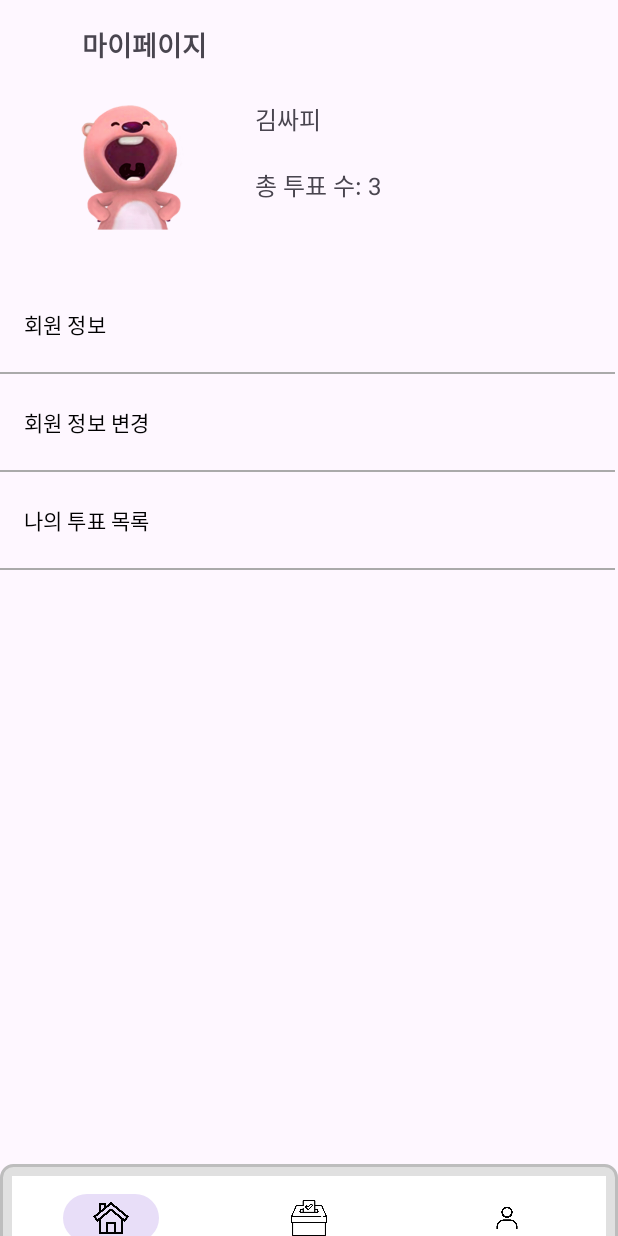
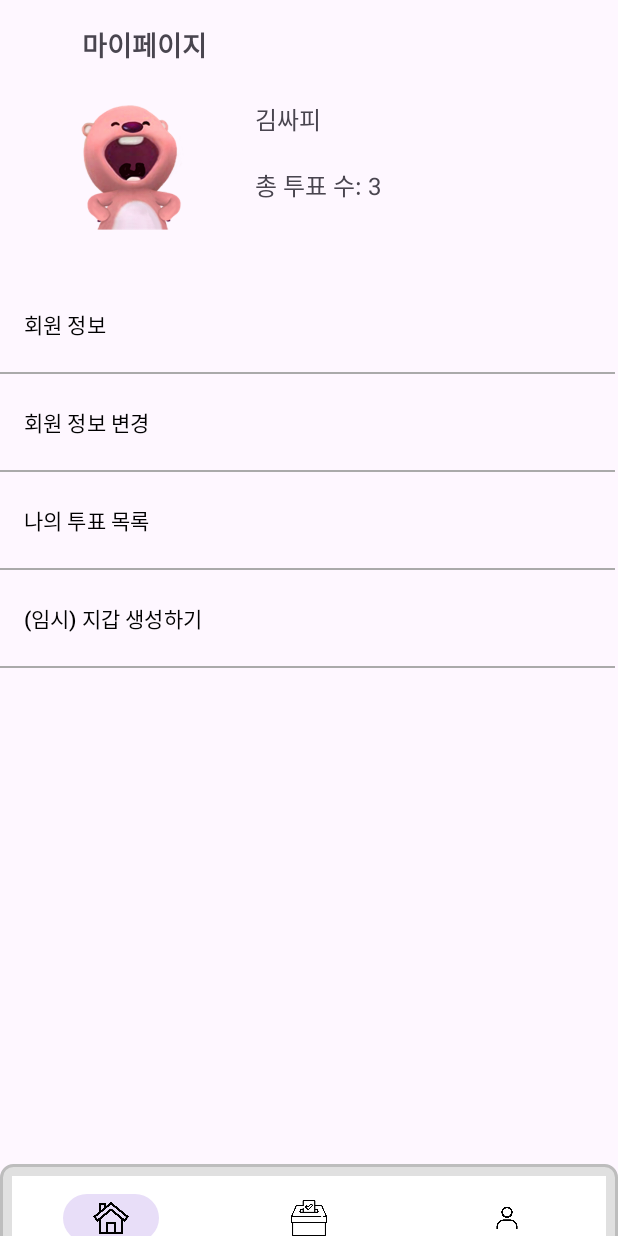
Before and after one commit to fkgnssla/pickit, an Android app: the fragment MyPageFragment placed in its activity, on a phone screen of 412 x 824 dp. Run offline under Robolectric (Android 15) with nearby library versions, the phone set to English and light mode, and no system bars; our stand-ins replace Dagger/Hilt's generated code, data binding.

Commit message:
Feat: 지갑 생성 동의 페이지 생성(미완성)

```diff
--- a/Android/app/src/main/res/layout/fragment_my_page.xml
+++ b/Android/app/src/main/res/layout/fragment_my_page.xml
@@ -128,6 +128,23 @@
                 android:background="@android:color/darker_gray"
                 android:layout_marginTop="8dp"/>
 
+            <Button
+                android:id="@+id/tmp_wallet"
+                android:layout_width="match_parent"
+                android:layout_height="wrap_content"
+                android:text="(임시) 지갑 생성하기"
+                android:background="@android:color/transparent"
+                android:textColor="@android:color/black"
+                android:gravity="start|center_vertical"
+                android:paddingStart="16dp"
+                android:layout_marginTop="8dp"/>
+
+            <View
+                android:layout_width="match_parent"
+                android:layout_height="1dp"
+                android:background="@android:color/darker_gray"
+                android:layout_marginTop="8dp"/>
+
         </LinearLayout>
 
     </androidx.constraintlayout.widget.ConstraintLayout>
```
Also changed, not shown: Android/app/src/main/java/com/ssafy/pickit/ui/main/mypage/MyPageFragment.kt (+39 -2 lines), Android/app/src/main/res/layout/wallet_agreement.xml (added, +57 -0 lines).
